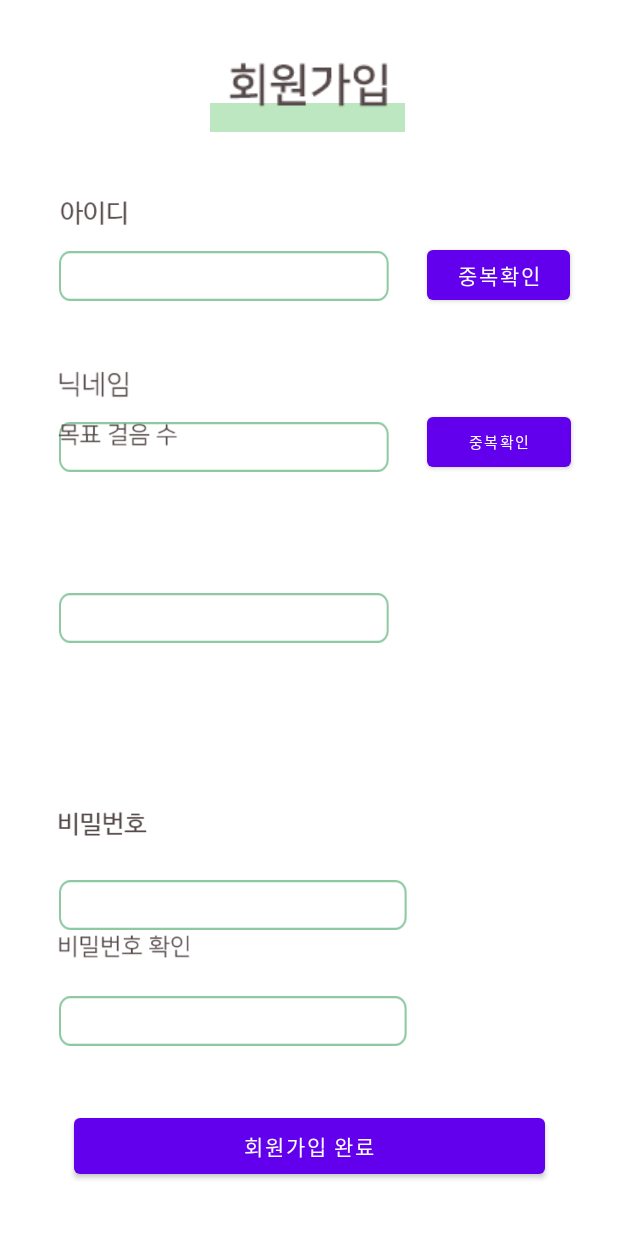
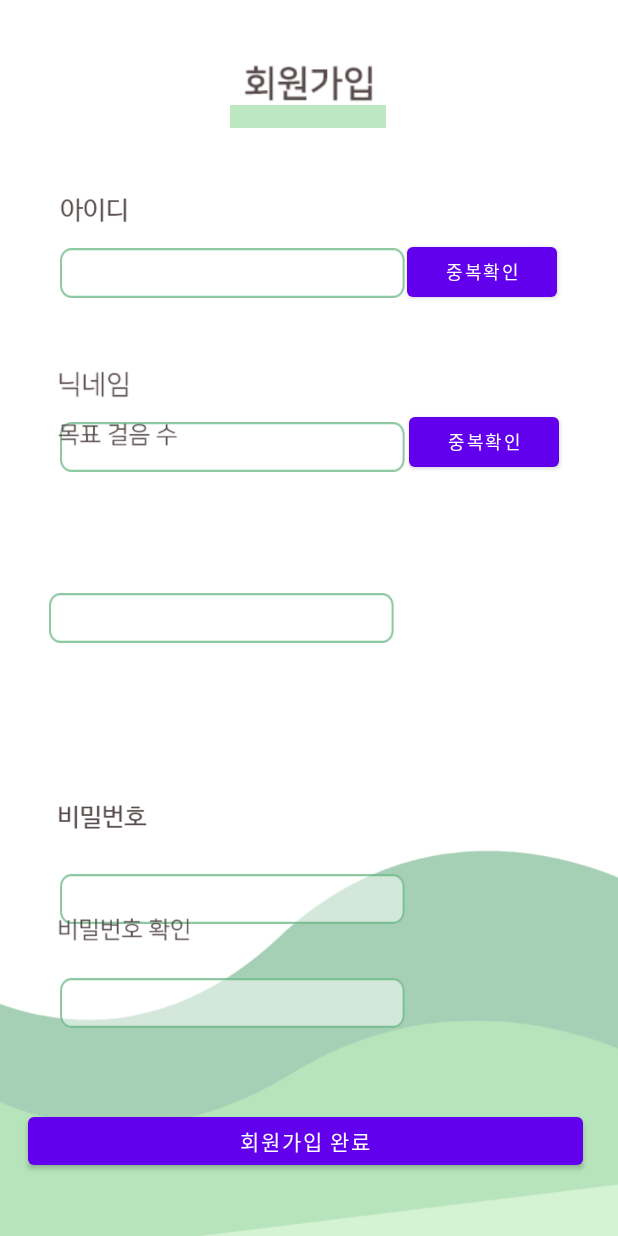
Before and after one commit to 0dahye0/GURU2, an Android app: the SignUpActivity screen opened directly, with no data from a screen before it, on a phone screen of 412 x 824 dp. Run offline under Robolectric (Android 15) with nearby library versions, the phone set to English and light mode, and no system bars.

```diff
--- a/app/src/main/res/layout/activity_sign_up.xml
+++ b/app/src/main/res/layout/activity_sign_up.xml
@@ -7,9 +7,31 @@
     tools:context=".SignUpActivity">
 
     <ImageView
+        android:id="@+id/Background1"
+        android:layout_width="495dp"
+        android:layout_height="522dp"
+        android:layout_marginTop="8dp"
+        app:layout_constraintEnd_toEndOf="parent"
+        app:layout_constraintStart_toStartOf="parent"
+        app:layout_constraintTop_toBottomOf="@+id/SignUpStepValue"
+        app:srcCompat="@drawable/background2" />
+
+    <ImageView
+        android:id="@+id/Background2"
+        android:layout_width="480dp"
+        android:layout_height="332dp"
+        android:layout_marginTop="32dp"
+        android:backgroundTint="#FFFFFF"
+        app:layout_constraintEnd_toEndOf="parent"
+        app:layout_constraintHorizontal_bias="0.517"
+        app:layout_constraintStart_toStartOf="parent"
+        app:layout_constraintTop_toTopOf="@+id/SignUpPassword"
+        app:srcCompat="@drawable/background1" />
+
+    <ImageView
         android:id="@+id/Underline"
-        android:layout_width="134dp"
-        android:layout_height="19dp"
+        android:layout_width="104dp"
+        android:layout_height="18dp"
         app:layout_constraintBottom_toBottomOf="parent"
         app:layout_constraintEnd_toEndOf="parent"
         app:layout_constraintHorizontal_bias="0.497"
@@ -20,8 +42,8 @@
 
     <ImageView
         android:id="@+id/SignUp"
-        android:layout_width="wrap_content"
-        android:layout_height="wrap_content"
+        android:layout_width="90dp"
+        android:layout_height="30dp"
         app:layout_constraintBottom_toBottomOf="parent"
         app:layout_constraintEnd_toEndOf="parent"
         app:layout_constraintStart_toStartOf="parent"
@@ -31,79 +53,93 @@
 
     <Button
         android:id="@+id/SignUpFinishBtn"
-        android:layout_width="314dp"
-        android:layout_height="49dp"
+        android:layout_width="370dp"
+        android:layout_height="44dp"
         android:text="회원가입 완료"
         app:layout_constraintBottom_toBottomOf="parent"
         app:layout_constraintEnd_toEndOf="parent"
+        app:layout_constraintHorizontal_bias="0.444"
         app:layout_constraintStart_toStartOf="parent"
         app:layout_constraintTop_toTopOf="parent"
-        app:layout_constraintVertical_bias="0.954" />
+        app:layout_constraintVertical_bias="0.947" />
 
     <EditText
         android:id="@+id/SingUpId"
-        android:layout_width="220dp"
+        android:layout_width="230dp"
         android:layout_height="33dp"
-        android:layout_marginStart="53dp"
+        android:layout_marginStart="40dp"
         android:layout_marginEnd="44dp"
         android:background="@drawable/textbox"
         android:ems="10"
         android:inputType="textPersonName"
         app:layout_constraintBottom_toBottomOf="parent"
         app:layout_constraintEnd_toStartOf="@+id/SignUpIdCheckBtn"
-        app:layout_constraintHorizontal_bias="0.448"
+        app:layout_constraintHorizontal_bias="0.0"
         app:layout_constraintStart_toStartOf="parent"
         app:layout_constraintTop_toTopOf="parent"
-        app:layout_constraintVertical_bias="0.212" />
+        app:layout_constraintVertical_bias="0.209" />
 
     <Button
         android:id="@+id/SignUpIdCheckBtn"
-        android:layout_width="95dp"
+        android:layout_width="100dp"
         android:layout_height="33dp"
         android:layout_marginBottom="8dp"
         android:insetTop="0dp"
         android:insetBottom="0dp"
         android:text="중복확인"
+        android:textSize="12sp"
         app:layout_constraintBottom_toBottomOf="parent"
         app:layout_constraintEnd_toEndOf="parent"
-        app:layout_constraintHorizontal_bias="0.898"
+        app:layout_constraintHorizontal_bias="0.87"
         app:layout_constraintStart_toStartOf="parent"
         app:layout_constraintTop_toTopOf="parent"
-        app:layout_constraintVertical_bias="0.213" />
+        app:layout_constraintVertical_bias="0.21" />
 
     <EditText
         android:id="@+id/SignUpPasswordCheck"
-        android:layout_width="232dp"
+        android:layout_width="230dp"
         android:layout_height="33dp"
-        android:layout_marginStart="53dp"
+        android:layout_marginStart="40dp"
         android:layout_marginEnd="148dp"
         android:background="@drawable/textbox"
         android:ems="10"
         android:inputType="textPersonName"
         app:layout_constraintBottom_toBottomOf="parent"
         app:layout_constraintEnd_toEndOf="parent"
-        app:layout_constraintHorizontal_bias="0.681"
+        app:layout_constraintHorizontal_bias="0.0"
         app:layout_constraintStart_toStartOf="parent"
         app:layout_constraintTop_toTopOf="parent"
-        app:layout_constraintVertical_bias="0.84" />
+        app:layout_constraintVertical_bias="0.825" />
 
     <EditText
         android:id="@+id/SignUpPassword"
-        android:layout_width="232dp"
+        android:layout_width="230dp"
         android:layout_height="33dp"
-        android:layout_marginStart="53dp"
+        android:layout_marginStart="40dp"
         android:layout_marginEnd="148dp"
-        android:layout_marginBottom="204dp"
+        android:layout_marginBottom="208dp"
         android:background="@drawable/textbox"
         android:ems="10"
         android:inputType="textPersonName"
         app:layout_constraintBottom_toBottomOf="parent"
         app:layout_constraintEnd_toEndOf="parent"
-        app:layout_constraintHorizontal_bias="0.681"
+        app:layout_constraintHorizontal_bias="0.0"
         app:layout_constraintStart_toStartOf="parent" />
 
     <ImageView
-        android:id="@+id/passwordcheck"
+        android:id="@+id/Password"
+        android:layout_width="60dp"
+        android:layout_height="25dp"
+        app:layout_constraintBottom_toTopOf="@+id/SignUpPassword"
+        app:layout_constraintEnd_toEndOf="parent"
+        app:layout_constraintHorizontal_bias="0.108"
+        app:layout_constraintStart_toStartOf="parent"
+        app:layout_constraintTop_toTopOf="parent"
+        app:layout_constraintVertical_bias="0.956"
+        app:srcCompat="@drawable/passwordtext" />
+
+    <ImageView
+        android:id="@+id/Passwordcheck"
         android:layout_width="90dp"
         android:layout_height="25dp"
         app:layout_constraintBottom_toTopOf="@+id/SignUpPasswordCheck"
@@ -115,7 +151,7 @@
         app:srcCompat="@drawable/passwordchecktext" />
 
     <ImageView
-        android:id="@+id/id"
+        android:id="@+id/Id"
         android:layout_width="50dp"
         android:layout_height="20dp"
         app:layout_constraintBottom_toTopOf="@+id/SingUpId"
@@ -127,7 +163,7 @@
         app:srcCompat="@drawable/idtext" />
 
     <ImageView
-        android:id="@+id/imageView9"
+        android:id="@+id/Nickname"
         android:layout_width="50dp"
         android:layout_height="20dp"
         app:layout_constraintBottom_toTopOf="@+id/SignUpNickName"
@@ -140,50 +176,38 @@
 
     <EditText
         android:id="@+id/SignUpNickName"
-        android:layout_width="220dp"
+        android:layout_width="230dp"
         android:layout_height="33dp"
-        android:layout_marginStart="53dp"
+        android:layout_marginStart="40dp"
         android:layout_marginEnd="41dp"
         android:background="@drawable/textbox"
         android:ems="10"
         android:inputType="textPersonName"
         app:layout_constraintBottom_toBottomOf="parent"
         app:layout_constraintEnd_toStartOf="@+id/SignUpNickNameCheckBtn"
-        app:layout_constraintHorizontal_bias="0.483"
+        app:layout_constraintHorizontal_bias="0.0"
         app:layout_constraintStart_toStartOf="parent"
         app:layout_constraintTop_toTopOf="parent"
         app:layout_constraintVertical_bias="0.356" />
 
     <Button
         android:id="@+id/SignUpNickNameCheckBtn"
-        android:layout_width="96dp"
+        android:layout_width="100dp"
         android:layout_height="33dp"
         android:layout_marginBottom="8dp"
         android:insetTop="0dp"
         android:insetBottom="0dp"
         android:text="중복확인"
-        android:textSize="10sp"
+        android:textSize="12sp"
         app:layout_constraintBottom_toTopOf="@+id/SignUpFinishBtn"
         app:layout_constraintEnd_toEndOf="parent"
-        app:layout_constraintHorizontal_bias="0.901"
+        app:layout_constraintHorizontal_bias="0.873"
         app:layout_constraintStart_toStartOf="parent"
         app:layout_constraintTop_toBottomOf="@+id/SignUpIdCheckBtn"
-        app:layout_constraintVertical_bias="0.156" />
+        app:layout_constraintVertical_bias="0.16" />
 
     <ImageView
-        android:id="@+id/password"
-        android:layout_width="60dp"
-        android:layout_height="25dp"
-        app:layout_constraintBottom_toTopOf="@+id/SignUpPassword"
-        app:layout_constraintEnd_toEndOf="parent"
-        app:layout_constraintHorizontal_bias="0.108"
-        app:layout_constraintStart_toStartOf="parent"
-        app:layout_constraintTop_toTopOf="parent"
-        app:layout_constraintVertical_bias="0.957"
-        app:srcCompat="@drawable/passwordtext" />
-
-    <ImageView
-        android:id="@+id/imageView3"
+        android:id="@+id/StepValue"
         android:layout_width="80dp"
         android:layout_height="20dp"
         android:layout_marginTop="280dp"
@@ -194,15 +218,15 @@
         app:srcCompat="@drawable/stepvalue" />
 
     <EditText
-        android:id="@+id/editTextTextPersonName"
-        android:layout_width="220dp"
+        android:id="@+id/SignUpStepValue"
+        android:layout_width="230dp"
         android:layout_height="33dp"
         android:background="@drawable/textbox"
         android:ems="10"
         android:inputType="textPersonName"
         app:layout_constraintBottom_toBottomOf="parent"
         app:layout_constraintEnd_toEndOf="parent"
-        app:layout_constraintHorizontal_bias="0.204"
+        app:layout_constraintHorizontal_bias="0.18"
         app:layout_constraintStart_toStartOf="parent"
         app:layout_constraintTop_toTopOf="parent" />
 
```
